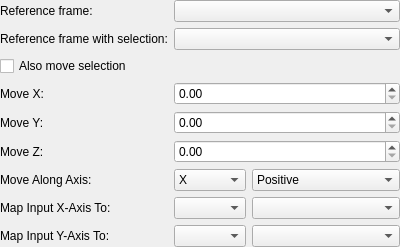
Qt form native/src/DovahKit/ui/options_3d_input_window/tool_options/tool_options_move_camera.ui (DavidJCobb/DovahKit) before a commit.
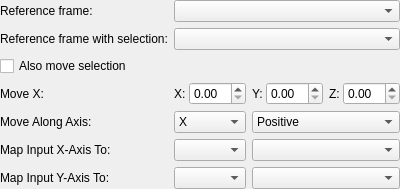
The same form after that commit.

The edit to the form file:
```diff
--- a/native/src/DovahKit/ui/options_3d_input_window/tool_options/tool_options_move_camera.ui
+++ b/native/src/DovahKit/ui/options_3d_input_window/tool_options/tool_options_move_camera.ui
@@ -7,7 +7,7 @@
     <x>0</x>
     <y>0</y>
     <width>400</width>
-    <height>225</height>
+    <height>175</height>
    </rect>
   </property>
   <layout class="QGridLayout" name="gridLayout" columnstretch="1,0,1">
@@ -23,59 +23,7 @@
    <property name="bottomMargin">
     <number>0</number>
    </property>
-   <item row="7" column="1" colspan="2">
-    <widget class="QDoubleSpinBox" name="booleanX"/>
-   </item>
-   <item row="6" column="0" colspan="3">
-    <widget class="QCheckBox" name="alsoMoveSelection">
-     <property name="text">
-      <string>Also move selection</string>
-     </property>
-    </widget>
-   </item>
-   <item row="0" column="0">
-    <widget class="QLabel" name="label_referenceFrame">
-     <property name="text">
-      <string>Reference frame:</string>
-     </property>
-     <property name="buddy">
-      <cstring>referenceFrame</cstring>
-     </property>
-    </widget>
-   </item>
-   <item row="1" column="1" colspan="2">
-    <widget class="QComboBox" name="referenceFrameSel"/>
-   </item>
-   <item row="11" column="1">
-    <widget class="QComboBox" name="vectorXAxis"/>
-   </item>
-   <item row="8" column="0">
-    <widget class="QLabel" name="label_booleanY">
-     <property name="text">
-      <string>Move Y:</string>
-     </property>
-     <property name="buddy">
-      <cstring>booleanY</cstring>
-     </property>
-    </widget>
-   </item>
-   <item row="9" column="0">
-    <widget class="QLabel" name="label_booleanZ">
-     <property name="text">
-      <string>Move Z:</string>
-     </property>
-     <property name="buddy">
-      <cstring>booleanZ</cstring>
-     </property>
-    </widget>
-   </item>
-   <item row="8" column="1" colspan="2">
-    <widget class="QDoubleSpinBox" name="booleanY"/>
-   </item>
-   <item row="0" column="1" colspan="2">
-    <widget class="QComboBox" name="referenceFrame"/>
-   </item>
-   <item row="10" column="2">
+   <item row="11" column="2">
     <widget class="QComboBox" name="scalarSign">
      <item>
       <property name="text">
@@ -99,17 +47,20 @@
      </property>
     </widget>
    </item>
-   <item row="10" column="0">
-    <widget class="QLabel" name="label_scalar">
+   <item row="1" column="1" colspan="2">
+    <widget class="QComboBox" name="referenceFrameSel"/>
+   </item>
+   <item row="13" column="1">
+    <widget class="QComboBox" name="vectorYAxis"/>
+   </item>
+   <item row="6" column="0" colspan="3">
+    <widget class="QCheckBox" name="alsoMoveSelection">
      <property name="text">
-      <string>Move Along Axis:</string>
-     </property>
-     <property name="buddy">
-      <cstring>scalarAxis</cstring>
+      <string>Also move selection</string>
      </property>
     </widget>
    </item>
-   <item row="10" column="1">
+   <item row="11" column="1">
     <widget class="QComboBox" name="scalarAxis">
      <item>
       <property name="text">
@@ -128,7 +79,36 @@
      </item>
     </widget>
    </item>
+   <item row="13" column="2">
+    <widget class="QComboBox" name="vectorYSign"/>
+   </item>
+   <item row="0" column="1" colspan="2">
+    <widget class="QComboBox" name="referenceFrame"/>
+   </item>
    <item row="11" column="0">
+    <widget class="QLabel" name="label_scalar">
+     <property name="text">
+      <string>Move Along Axis:</string>
+     </property>
+     <property name="buddy">
+      <cstring>scalarAxis</cstring>
+     </property>
+    </widget>
+   </item>
+   <item row="0" column="0">
+    <widget class="QLabel" name="label_referenceFrame">
+     <property name="text">
+      <string>Reference frame:</string>
+     </property>
+     <property name="buddy">
+      <cstring>referenceFrame</cstring>
+     </property>
+    </widget>
+   </item>
+   <item row="12" column="1">
+    <widget class="QComboBox" name="vectorXAxis"/>
+   </item>
+   <item row="12" column="0">
     <widget class="QLabel" name="label_vectorX">
      <property name="text">
       <string>Map Input X-Axis To:</string>
@@ -138,23 +118,7 @@
      </property>
     </widget>
    </item>
-   <item row="9" column="1" colspan="2">
-    <widget class="QDoubleSpinBox" name="booleanZ"/>
-   </item>
-   <item row="11" column="2">
-    <widget class="QComboBox" name="vectorXSign"/>
-   </item>
-   <item row="7" column="0">
-    <widget class="QLabel" name="label_booleanX">
-     <property name="text">
-      <string>Move X:</string>
-     </property>
-     <property name="buddy">
-      <cstring>booleanX</cstring>
-     </property>
-    </widget>
-   </item>
-   <item row="12" column="0">
+   <item row="13" column="0">
     <widget class="QLabel" name="label_vectorY">
      <property name="text">
       <string>Map Input Y-Axis To:</string>
@@ -164,11 +128,103 @@
      </property>
     </widget>
    </item>
-   <item row="12" column="1">
-    <widget class="QComboBox" name="vectorYAxis"/>
-   </item>
    <item row="12" column="2">
-    <widget class="QComboBox" name="vectorYSign"/>
+    <widget class="QComboBox" name="vectorXSign"/>
+   </item>
+   <item row="7" column="1" colspan="2">
+    <layout class="QHBoxLayout" name="horizontalLayout">
+     <item>
+      <layout class="QHBoxLayout" name="horizontalLayout_2">
+       <property name="spacing">
+        <number>3</number>
+       </property>
+       <item>
+        <widget class="QLabel" name="label_booleanX">
+         <property name="text">
+          <string>X:</string>
+         </property>
+         <property name="buddy">
+          <cstring>booleanX</cstring>
+         </property>
+        </widget>
+       </item>
+       <item>
+        <widget class="QDoubleSpinBox" name="booleanX">
+         <property name="sizePolicy">
+          <sizepolicy hsizetype="Minimum" vsizetype="Fixed">
+           <horstretch>1</horstretch>
+           <verstretch>0</verstretch>
+          </sizepolicy>
+         </property>
+        </widget>
+       </item>
+      </layout>
+     </item>
+     <item>
+      <layout class="QHBoxLayout" name="horizontalLayout_3">
+       <property name="spacing">
+        <number>3</number>
+       </property>
+       <item>
+        <widget class="QLabel" name="label_booleanY">
+         <property name="text">
+          <string>Y:</string>
+         </property>
+         <property name="buddy">
+          <cstring>booleanY</cstring>
+         </property>
+        </widget>
+       </item>
+       <item>
+        <widget class="QDoubleSpinBox" name="booleanY">
+         <property name="sizePolicy">
+          <sizepolicy hsizetype="Minimum" vsizetype="Fixed">
+           <horstretch>1</horstretch>
+           <verstretch>0</verstretch>
+          </sizepolicy>
+         </property>
+        </widget>
+       </item>
+      </layout>
+     </item>
+     <item>
+      <layout class="QHBoxLayout" name="horizontalLayout_4">
+       <property name="spacing">
+        <number>3</number>
+       </property>
+       <item>
+        <widget class="QLabel" name="label_booleanZ">
+         <property name="text">
+          <string>Z:</string>
+         </property>
+         <property name="buddy">
+          <cstring>booleanZ</cstring>
+         </property>
+        </widget>
+       </item>
+       <item>
+        <widget class="QDoubleSpinBox" name="booleanZ">
+         <property name="sizePolicy">
+          <sizepolicy hsizetype="Minimum" vsizetype="Fixed">
+           <horstretch>1</horstretch>
+           <verstretch>0</verstretch>
+          </sizepolicy>
+         </property>
+        </widget>
+       </item>
+      </layout>
+     </item>
+    </layout>
+   </item>
+   <item row="7" column="0">
+    <widget class="QLabel" name="label_boolean">
+     <property name="text">
+      <string>Move X:</string>
+     </property>
+     <property name="buddy">
+      <cstring>booleanX</cstring>
+     </property>
+    </widget>
    </item>
   </layout>
  </widget>
```
